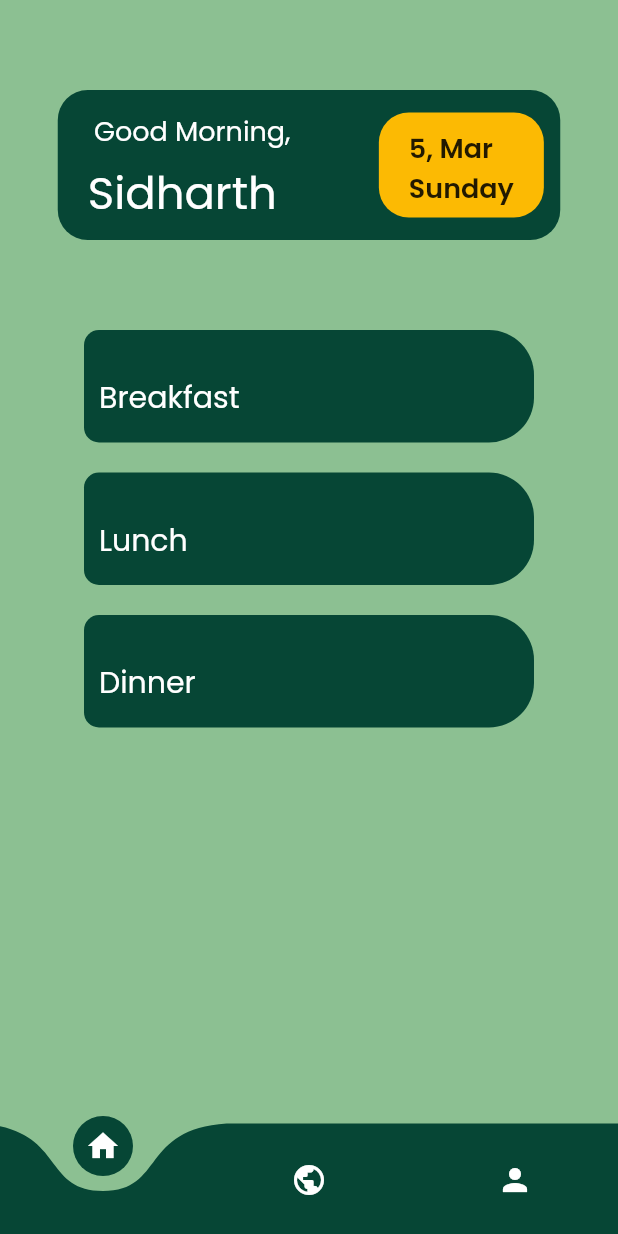
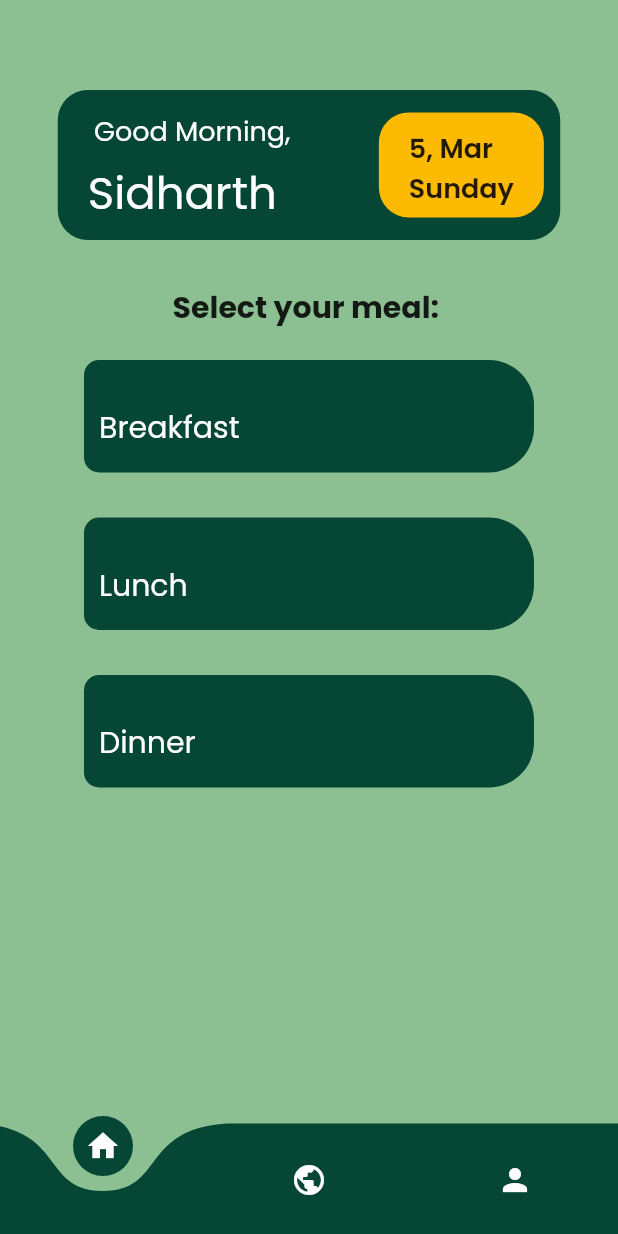
Before and after one commit to Harshith996/kale-hoth-2023, a Flutter app: the Home screen opened directly, on a phone screen of 412 x 824 dp. Run offline on Flutter 3.47's test engine with Material 2 defaults, Android fonts, the phone set to English and light mode, and no system bars; drawn by our look-alikes of curved_navigation_bar; our stand-ins replace google_fonts, google_nav_bar, hexcolor; missing offline and left inert: vertical_picker.

Commit message:
changed homepage

```diff
--- a/kale/lib/screen/homepage.dart
+++ b/kale/lib/screen/homepage.dart
@@ -50,7 +50,8 @@ class _HomeState extends State<Home> {
         onPageChanged: (index) => setState(() => activeIndex = index),
         physics: const NeverScrollableScrollPhysics(),
         children: [
-          Column(
+          SingleChildScrollView(
+            child: Column(
               mainAxisAlignment: MainAxisAlignment.start,
               children: [
                 SizedBox(height: 60),
@@ -136,7 +137,22 @@ class _HomeState extends State<Home> {
                                 ))
                           ],
                         ))),
-              const SizedBox(height: 60),
+                const SizedBox(height: 30),
+                Column(
+                  mainAxisAlignment: MainAxisAlignment.start,
+                  children: [
+                    Text(
+                      'Select your meal: ',
+                      style: GoogleFonts.poppins(
+                        fontSize: 20,
+                        fontWeight: FontWeight.bold,
+                      ),
+                      textAlign: TextAlign.start,),
+                  ],
+                ),
+                SizedBox(
+                  height: 20
+                ),
                 Column(
                   mainAxisSize: MainAxisSize.min,
                   children: const [
@@ -144,13 +160,13 @@ class _HomeState extends State<Home> {
                       displayText: "Breakfast",
                     ),
                     SizedBox(
-                    height: 20,
+                      height: 30,
                     ),
                     MealRec(
                       displayText: "Lunch",
                     ),
                     SizedBox(
-                    height: 20,
+                      height: 30,
                     ),
                     MealRec(
                       displayText: "Dinner",
@@ -158,6 +174,7 @@ class _HomeState extends State<Home> {
                   ],
                 )
               ],
+            ),
           ),
           Column(
             children: [
@@ -182,16 +199,9 @@ class _HomeState extends State<Home> {
           backgroundColor: HexColor("#8cc092"),
           color: HexColor("#064635"),
           animationDuration: const Duration(milliseconds: 250),
-          onTap: (index) {
-            Pcontroller.animateToPage(index,
-                duration: const Duration(milliseconds: 200),
-                curve: Curves.easeIn);
-          },
           items: [
             Icon(Icons.home, color: Colors.white),
             Icon(Icons.public, color: Colors.white),
             Icon(Icons.person, color: Colors.white)
-          ]),
-    );
+          ]),);}
 }
-}
```
Lines whose indentation alone changed are shown as unchanged.
